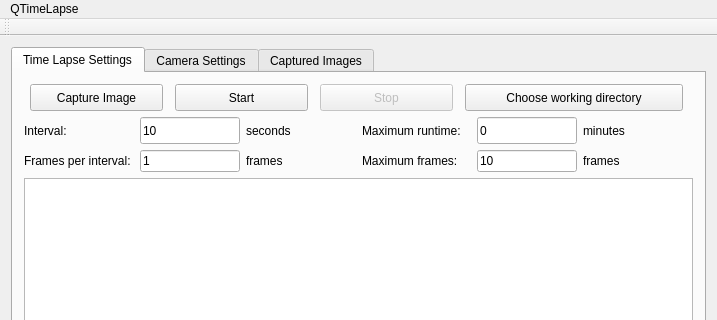
Qt form qtimelapse.ui (makyo/qtimelapse) before a commit; both pictures show x 0 to 717 and y 0 to 320 of the 717 by 628 pixel window.
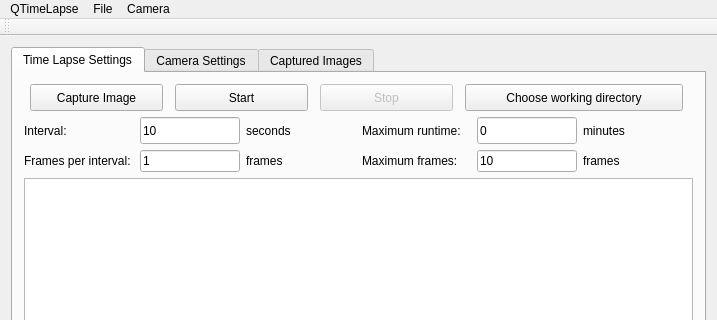
The same form after that commit.

Patch:
```diff
--- a/qtimelapse.ui
+++ b/qtimelapse.ui
@@ -739,10 +739,27 @@
     <property name="title">
      <string>QTimeLapse</string>
     </property>
-    <addaction name="actionDetect_Camera"/>
+   </widget>
+   <widget class="QMenu" name="menuFile">
+    <property name="title">
+     <string>File</string>
+    </property>
+    <addaction name="actionNew"/>
+    <addaction name="actionOpen"/>
+    <addaction name="actionSave"/>
+    <addaction name="actionSave_as"/>
+    <addaction name="actionClose_project"/>
     <addaction name="actionExit"/>
    </widget>
+   <widget class="QMenu" name="menuCamera">
+    <property name="title">
+     <string>Camera</string>
+    </property>
+    <addaction name="actionDetect_Camera"/>
+   </widget>
    <addaction name="menuQTimeLapse"/>
+   <addaction name="menuFile"/>
+   <addaction name="menuCamera"/>
   </widget>
   <widget class="QToolBar" name="mainToolBar">
    <attribute name="toolBarArea">
```
Left out of the diff: 40 changed lines with no effect on the pictures.
